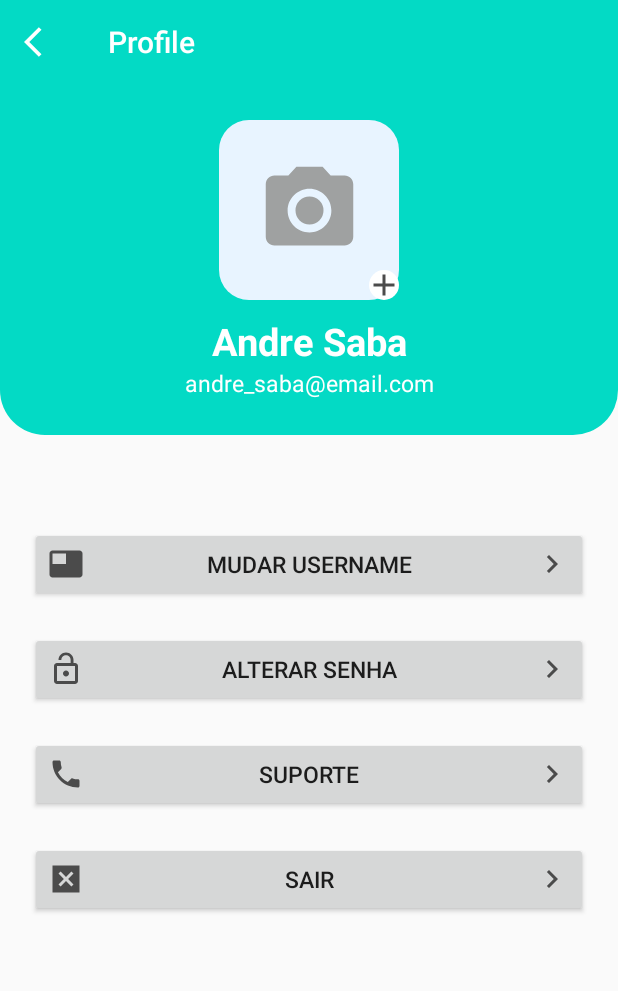
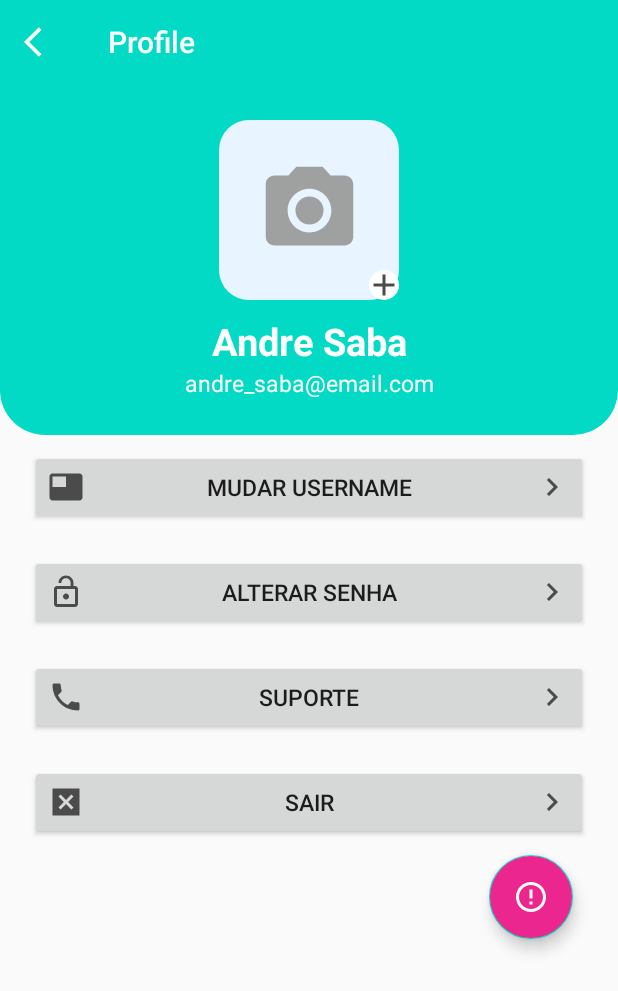
Before and after one commit to manbbo/santander-coders, an Android app: the ProfileActivity screen opened directly, with no data from a screen before it, on a phone screen of 412 x 824 dp. Shown: the top 991 px of the screen. Run offline under Robolectric (Android 15) with nearby library versions, the phone set to English and light mode, and no system bars.

Commit message:
Adicionado data class ProfileActivity.kt e adicionado floating button

```diff
--- a/Desafio4/app/src/main/res/drawable/ic_info.xml
+++ b/Desafio4/app/src/main/res/drawable/ic_info.xml
@@ -1,5 +1,5 @@
 <vector android:height="24dp" android:tint="#FFFFFF"
     android:viewportHeight="24" android:viewportWidth="24"
     android:width="24dp" xmlns:android="http://schemas.android.com/apk/res/android">
-    <path android:fillColor="@android:color/white" android:pathData="M12,2C6.48,2 2,6.48 2,12s4.48,10 10,10 10,-4.48 10,-10S17.52,2 12,2zM13,17h-2v-6h2v6zM13,9h-2L11,7h2v2z"/>
+    <path android:fillColor="@android:color/white" android:pathData="M11,15h2v2h-2zM11,7h2v6h-2zM11.99,2C6.47,2 2,6.48 2,12s4.47,10 9.99,10C17.52,22 22,17.52 22,12S17.52,2 11.99,2zM12,20c-4.42,0 -8,-3.58 -8,-8s3.58,-8 8,-8 8,3.58 8,8 -3.58,8 -8,8z"/>
 </vector>
--- a/Desafio4/app/src/main/res/layout/activity_profile.xml
+++ b/Desafio4/app/src/main/res/layout/activity_profile.xml
@@ -1,11 +1,15 @@
 <?xml version="1.0" encoding="utf-8"?>
-<androidx.constraintlayout.widget.ConstraintLayout xmlns:android="http://schemas.android.com/apk/res/android"
+<LinearLayout xmlns:android="http://schemas.android.com/apk/res/android"
     xmlns:app="http://schemas.android.com/apk/res-auto"
     xmlns:tools="http://schemas.android.com/tools"
     android:layout_width="match_parent"
     android:layout_height="match_parent"
-    tools:context=".ui.ProfileActivity">
+    tools:context=".ui.ProfileActivity"
+    android:orientation="vertical">
 
+    <androidx.constraintlayout.widget.ConstraintLayout
+        android:layout_width="match_parent"
+        android:layout_height="wrap_content">
         <include
             android:id="@+id/include"
             layout="@layout/top"
@@ -84,7 +88,7 @@
 
         <LinearLayout
             android:layout_width="match_parent"
-        android:layout_height="432dp"
+            android:layout_height="wrap_content"
             android:orientation="vertical"
             android:layout_marginLeft="20dp"
             android:layout_marginRight="20dp"
@@ -132,3 +136,13 @@
                 android:text="@string/profile_logout"/>
         </LinearLayout>
     </androidx.constraintlayout.widget.ConstraintLayout>
+
+    <com.google.android.material.floatingactionbutton.FloatingActionButton
+        android:layout_width="wrap_content"
+        android:layout_height="wrap_content"
+        android:layout_gravity="end|bottom"
+        android:layout_marginRight="30dp"
+        android:backgroundTint="@color/colorRed"
+        android:contentDescription="@string/profile_info"
+        android:src="@drawable/ic_info" />
+</LinearLayout>
--- a/Desafio4/app/src/main/res/values/strings.xml
+++ b/Desafio4/app/src/main/res/values/strings.xml
@@ -29,4 +29,5 @@
     <string name="profile_updatepass">Alterar Senha</string>
     <string name="profile_support">Suporte</string>
     <string name="profile_logout">Sair</string>
+    <string name="profile_info">Informação</string>
 </resources>
```
Lines whose indentation alone changed are shown as unchanged.
